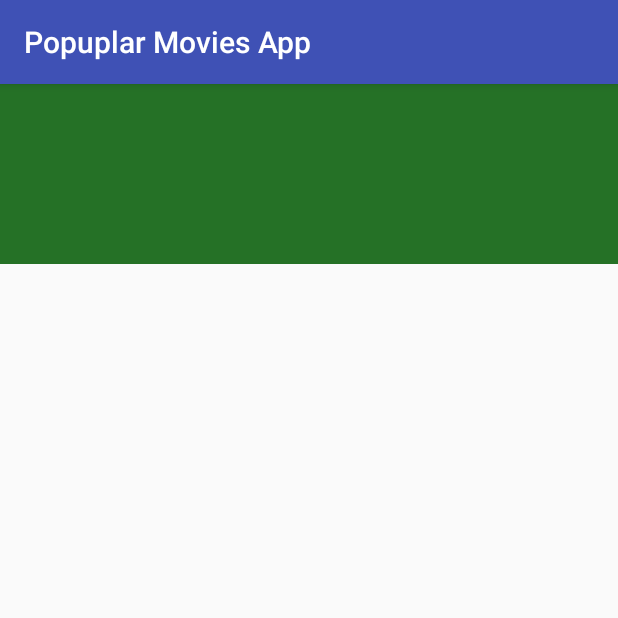
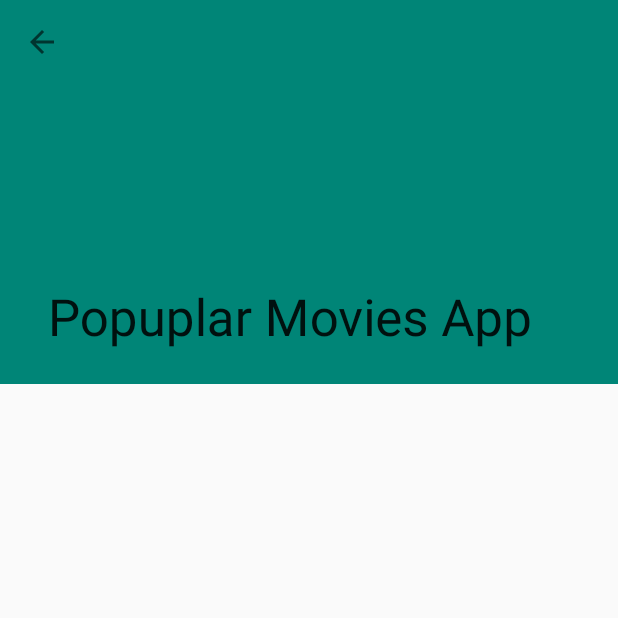
Before and after one commit to bosseur/popular-movies-stage1, an Android app: the MovieDetailActivity screen opened directly, with no data from a screen before it, on a phone screen of 412 x 824 dp, the top half of it. Run offline under Robolectric (Android 15) with nearby library versions, the phone set to English and light mode, and no system bars; our stand-ins replace Picasso; pictures from the network do not load.

Commit message:
Changes after comments on review

```diff
--- a/app/build.gradle
+++ b/app/build.gradle
@@ -17,6 +17,10 @@ android {
             proguardFiles getDefaultProguardFile('proguard-android.txt'), 'proguard-rules.pro'
         }
     }
+
+    buildTypes.each {
+        it.buildConfigField 'String', 'THE_MOVIE_DB_API_TOKEN', MyTheMovieDBApiToken
+    }
 }
 
 repositories {
@@ -28,6 +32,7 @@ dependencies {
     compile fileTree(include: ['*.jar'], dir: 'libs')
     compile 'com.android.support:appcompat-v7:25.1.0'
     compile 'com.android.support:recyclerview-v7:25.1.0'
+    compile 'com.android.support:design:25.1.0'
     compile 'com.android.support:cardview-v7:25.1.0'
     compile 'com.squareup.picasso:picasso:2.5.2'
     compile 'com.google.code.gson:gson:2.8.2'
--- a/app/src/main/java/br/bosseur/popuplarmoviesapp/MovieDetailActivity.java
+++ b/app/src/main/java/br/bosseur/popuplarmoviesapp/MovieDetailActivity.java
@@ -2,7 +2,9 @@ package br.bosseur.popuplarmoviesapp;
 
 import android.content.Intent;
 import android.os.Bundle;
+import android.support.design.widget.CollapsingToolbarLayout;
 import android.support.v7.app.AppCompatActivity;
+import android.support.v7.widget.Toolbar;
 import android.widget.ImageView;
 import android.widget.TextView;
 
@@ -18,7 +20,6 @@ import static br.bosseur.popuplarmoviesapp.MoviesActivity.MOVIE_TAG;
  */
 public class MovieDetailActivity extends AppCompatActivity {
 
-    private TextView titleTextView;
     private ImageView posterImageView;
     private TextView synopsisTextView;
     private TextView ratingTextView;
@@ -29,16 +30,23 @@ public class MovieDetailActivity extends AppCompatActivity {
         super.onCreate(savedInstanceState);
         setContentView(R.layout.activity_movie_detail);
 
-        titleTextView = (TextView) findViewById(R.id.tv_movie_title);
+        final Toolbar toolbar = (Toolbar) findViewById(R.id.tool_bar);
+        setSupportActionBar(toolbar);
+        getSupportActionBar().setDisplayHomeAsUpEnabled(true);
+
+        CollapsingToolbarLayout collapsingToolbar =
+                (CollapsingToolbarLayout) findViewById(R.id.collapse_toolbar);
+
         posterImageView = (ImageView) findViewById(R.id.iv_movie_poster);
         synopsisTextView = (TextView) findViewById(R.id.tv_movie_plot);
         ratingTextView = (TextView) findViewById(R.id.tv_movie_rating);
         releaseDateTextView = (TextView) findViewById(R.id.tv_release_date);
 
         Intent intent = getIntent();
-        Movie selectedMovie = intent.getParcelableExtra(MOVIE_TAG);
-        if (selectedMovie != null) {
-            titleTextView.setText(selectedMovie.getTitle());
+        if (intent != null && intent.hasExtra(MOVIE_TAG)) {
+            Movie selectedMovie = intent.getParcelableExtra(MOVIE_TAG);
+            collapsingToolbar.setTitle(selectedMovie.getTitle());
+
             String urlImage = NetworkUtils.buildImageUrl(selectedMovie.getPosterPath().substring(1), "w185").toString();
             Picasso.with(this).load(urlImage).into(posterImageView);
 
--- a/app/src/main/res/layout/activity_movie_detail.xml
+++ b/app/src/main/res/layout/activity_movie_detail.xml
@@ -1,25 +1,45 @@
 <?xml version="1.0" encoding="utf-8"?>
+<android.support.design.widget.CoordinatorLayout xmlns:android="http://schemas.android.com/apk/res/android"
+    xmlns:app="http://schemas.android.com/apk/res-auto"
+    android:id="@+id/main_content"
+    android:layout_width="match_parent"
+    android:layout_height="match_parent"
+    android:fitsSystemWindows="true">
 
-<ScrollView xmlns:android="http://schemas.android.com/apk/res/android"
+    <android.support.design.widget.AppBarLayout
         android:layout_width="match_parent"
-    android:layout_height="wrap_content">
+        android:layout_height="256dp"
+        android:fitsSystemWindows="true">
+
+        <android.support.design.widget.CollapsingToolbarLayout
+            android:id="@+id/collapse_toolbar"
+            android:layout_width="match_parent"
+            android:layout_height="match_parent"
+            android:background="@color/material_deep_teal_500"
+            android:fitsSystemWindows="true"
+            app:layout_scrollFlags="scroll|exitUntilCollapsed">
+
+            <android.support.v7.widget.Toolbar
+                android:id="@+id/tool_bar"
+                android:layout_width="match_parent"
+                android:layout_height="?attr/actionBarSize"
+                app:layout_collapseMode="parallax" />
+
+        </android.support.design.widget.CollapsingToolbarLayout>
+
+    </android.support.design.widget.AppBarLayout>
+
+    <android.support.v4.widget.NestedScrollView xmlns:android="http://schemas.android.com/apk/res/android"
+        android:layout_width="match_parent"
+        android:layout_height="wrap_content"
+        app:layout_behavior="@string/appbar_scrolling_view_behavior">
 
         <LinearLayout
             android:layout_width="match_parent"
             android:layout_height="wrap_content"
-        android:orientation="vertical">
+            android:orientation="vertical"
+            android:paddingTop="24dp">
 
-        <TextView
-            android:id="@+id/tv_movie_title"
-            android:layout_width="match_parent"
-            android:layout_height="120dp"
-            android:background="#257126"
-            android:paddingLeft="20dp"
-            android:paddingRight="20dp"
-            android:paddingStart="20dp"
-            android:textColor="#c4bfbf"
-            android:textSize="40sp"
-            android:textStyle="bold" />
 
             <ImageView
                 android:id="@+id/iv_movie_poster"
@@ -28,7 +48,7 @@
                 android:layout_marginLeft="20dp"
                 android:layout_marginStart="20dp"
                 android:layout_marginTop="20dp"
-            android:contentDescription="@string/movie_image"/>
+                android:contentDescription="@string/movie_image" />
 
             <TextView
                 android:id="@+id/tv_movie_plot"
@@ -55,4 +75,5 @@
                 android:layout_marginStart="20dp"
                 android:layout_marginTop="20dp" />
         </LinearLayout>
-</ScrollView>
+    </android.support.v4.widget.NestedScrollView>
+</android.support.design.widget.CoordinatorLayout>
--- a/app/src/main/res/values/styles.xml
+++ b/app/src/main/res/values/styles.xml
@@ -1,7 +1,7 @@
 <resources>
 
     <!-- Base application theme. -->
-    <style name="AppTheme" parent="Theme.AppCompat.Light.DarkActionBar">
+    <style name="AppTheme" parent="Theme.AppCompat.Light.NoActionBar">
         <!-- Customize your theme here. -->
         <item name="colorPrimary">@color/colorPrimary</item>
         <item name="colorPrimaryDark">@color/colorPrimaryDark</item>
```
Also changed, not shown: app/src/main/java/br/bosseur/popuplarmoviesapp/MoviesActivity.java (+38 -67 lines), app/src/main/java/br/bosseur/popuplarmoviesapp/tasks/AsyncTaskListener.java (added, +11 -0 lines), app/src/main/java/br/bosseur/popuplarmoviesapp/tasks/MovieListTask.java (added, +85 -0 lines), app/src/main/java/br/bosseur/popuplarmoviesapp/utilities/NetworkUtils.java (added, +111 -0 lines), app/src/main/res/layout/activity_movies.xml (+19 -8 lines), 1 other file. Lines whose indentation alone changed are shown as unchanged.
